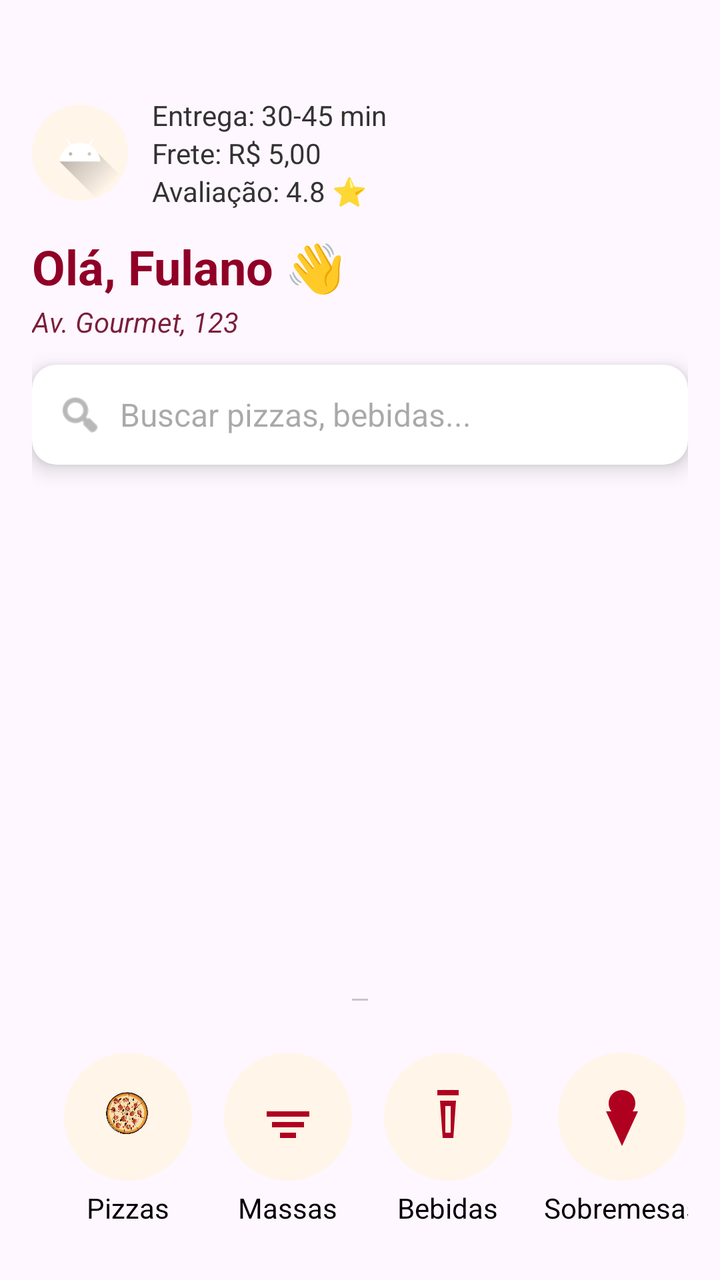
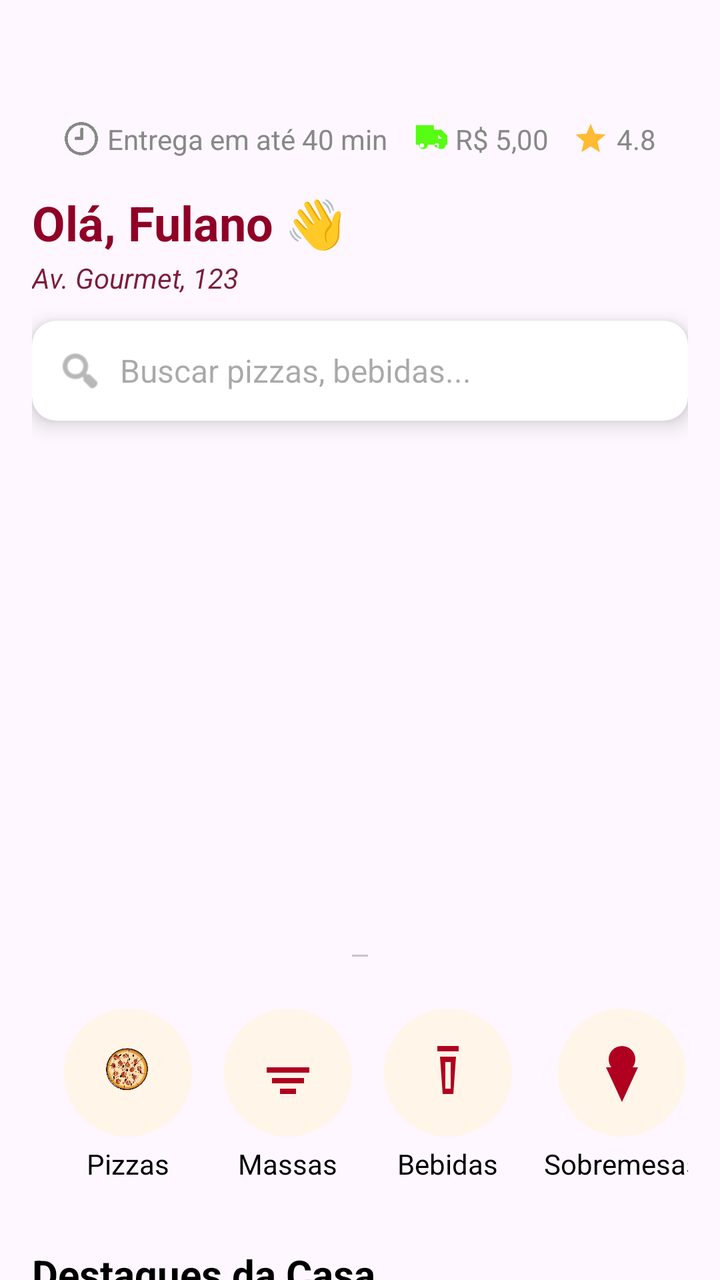

An Android layout rendered at two revisions. The XML below is the earlier revision; the diff shows what the commit changed to produce the second picture.
<!-- AndroidManifest.xml: application theme Theme.Apkstelladitalia20 -->
<!-- res/layout/fragment_home.xml -->
<?xml version="1.0" encoding="utf-8"?>
<androidx.core.widget.NestedScrollView xmlns:android="http://schemas.android.com/apk/res/android"
    xmlns:app="http://schemas.android.com/apk/res-auto"
    android:id="@+id/homeScroll"
    android:layout_width="match_parent"
    android:layout_height="match_parent"
    android:background="@android:color/transparent"
    android:fillViewport="true"
    android:paddingTop="32dp">

    <LinearLayout
        android:layout_width="match_parent"
        android:layout_height="wrap_content"
        android:orientation="vertical"
        android:padding="16dp">

        
        <LinearLayout
            android:layout_width="match_parent"
            android:layout_height="wrap_content"
            android:layout_marginBottom="12dp"
            android:gravity="center_vertical"
            android:orientation="horizontal">

            <ImageView
                android:id="@+id/imgLogoEmpresa"
                android:layout_width="48dp"
                android:layout_height="48dp"
                android:background="@drawable/bg_categoria_circle"
                android:scaleType="centerCrop"
                android:src="@drawable/ic_launcher_foreground" />

            <LinearLayout
                android:layout_width="0dp"
                android:layout_height="wrap_content"
                android:layout_weight="1"
                android:orientation="vertical"
                android:paddingStart="12dp">

                <TextView
                    android:id="@+id/txtTempoEntrega"
                    android:layout_width="wrap_content"
                    android:layout_height="wrap_content"
                    android:text="Entrega: 30-45 min"
                    android:textColor="#333"
                    android:textSize="14sp" />

                <TextView
                    android:id="@+id/txtValorFrete"
                    android:layout_width="wrap_content"
                    android:layout_height="wrap_content"
                    android:text="Frete: R$ 5,00"
                    android:textColor="#333"
                    android:textSize="14sp" />

                <TextView
                    android:id="@+id/txtAvaliacao"
                    android:layout_width="wrap_content"
                    android:layout_height="wrap_content"
                    android:text="Avaliação: 4.8 ⭐"
                    android:textColor="#333"
                    android:textSize="14sp" />
            </LinearLayout>
        </LinearLayout>

        
        <TextView
            android:id="@+id/tvSaudacao"
            android:layout_width="wrap_content"
            android:layout_height="wrap_content"
            android:text="Olá, Fulano 👋"
            android:textColor="@color/vermelho"
            android:textSize="24sp"
            android:textStyle="bold" />

        
        <TextView
            android:id="@+id/tvEndereco"
            android:layout_width="wrap_content"
            android:layout_height="wrap_content"
            android:clickable="true"
            android:focusable="true"
            android:paddingTop="2dp"
            android:text="Av. Gourmet, 123"
            android:textColor="@color/purple_700"
            android:textSize="14sp"
            android:textStyle="italic" />

        
        <androidx.cardview.widget.CardView
            android:layout_width="match_parent"
            android:layout_height="50dp"
            android:layout_marginTop="12dp"
            app:cardCornerRadius="12dp"
            app:cardElevation="6dp">

            <LinearLayout
                android:layout_width="match_parent"
                android:layout_height="match_parent"
                android:gravity="center_vertical"
                android:orientation="horizontal"
                android:paddingStart="12dp">

                <ImageView
                    android:layout_width="24dp"
                    android:layout_height="24dp"
                    android:src="@android:drawable/ic_menu_search"
                    app:tint="#888" />

                <EditText
                    android:id="@+id/etBusca"
                    android:layout_width="match_parent"
                    android:layout_height="wrap_content"
                    android:background="@android:color/transparent"
                    android:hint="Buscar pizzas, bebidas..."
                    android:inputType="text"
                    android:paddingStart="8dp"
                    android:textColor="#000"
                    android:textSize="16sp" />
            </LinearLayout>
        </androidx.cardview.widget.CardView>

        <TextView
            android:id="@+id/textSemPromocoes"
            android:layout_width="match_parent"
            android:layout_height="wrap_content"
            android:padding="16dp"
            android:text="Nenhuma promoção disponível no momento!"
            android:textAlignment="center"
            android:textColor="@android:color/darker_gray"
            android:textSize="16sp"
            android:visibility="gone" />

        
        <FrameLayout
            android:layout_width="match_parent"
            android:layout_height="250dp"
            android:layout_marginTop="20dp"
            android:background="@android:color/transparent">

            <androidx.viewpager2.widget.ViewPager2
                android:id="@+id/viewPagerPromocoes"
                android:layout_width="match_parent"
                android:layout_height="match_parent"
                android:clickable="true"
                android:focusable="true" />

            <com.google.android.material.tabs.TabLayout
                android:id="@+id/tabLayoutIndicator"
                android:layout_width="wrap_content"
                android:layout_height="wrap_content"
                android:layout_gravity="bottom|center_horizontal"
                android:layout_marginBottom="12dp"
                android:padding="4dp"
                android:layout_margin="2dp"
                app:tabGravity="center"
                app:tabIndicatorColor="@android:color/transparent"
                app:tabIndicatorHeight="0dp"
                app:tabMode="scrollable"
                app:tabRippleColor="@android:color/transparent" />

        </FrameLayout>
        

        <androidx.recyclerview.widget.RecyclerView
            android:id="@+id/rvCategorias"
            android:layout_width="match_parent"
            android:layout_height="wrap_content"
            android:layout_marginTop="16dp"
            android:nestedScrollingEnabled="false" />

        <HorizontalScrollView
            android:layout_width="match_parent"
            android:layout_height="wrap_content"
            android:background="@android:color/transparent"
            android:overScrollMode="never"
            android:paddingTop="8dp"
            android:paddingBottom="8dp"
            android:scrollbars="none">

            <LinearLayout
                android:layout_width="wrap_content"
                android:layout_height="wrap_content"
                android:gravity="center_vertical"
                android:orientation="horizontal"
                android:paddingStart="16dp"
                android:paddingEnd="16dp">

                
                <LinearLayout
                    android:id="@+id/categoriaPizza"
                    android:layout_width="wrap_content"
                    android:layout_height="wrap_content"
                    android:layout_marginEnd="16dp"
                    android:gravity="center"
                    android:onClick="scrollToPizza"
                    android:orientation="vertical">

                    <ImageView
                        android:layout_width="64dp"
                        android:layout_height="64dp"
                        android:background="@drawable/bg_categoria_circle"
                        android:padding="16dp"
                        android:src="@drawable/ic_pizza" />

                    <TextView
                        android:layout_width="wrap_content"
                        android:layout_height="wrap_content"
                        android:layout_marginTop="4dp"
                        android:text="Pizzas"
                        android:textColor="@android:color/black"
                        android:textSize="14sp" />
                </LinearLayout>

                
                <LinearLayout
                    android:id="@+id/categoriaMassas"
                    android:layout_width="wrap_content"
                    android:layout_height="wrap_content"
                    android:layout_marginEnd="16dp"
                    android:gravity="center"
                    android:onClick="scrollToMassas"
                    android:orientation="vertical">

                    <ImageView
                        android:layout_width="64dp"
                        android:layout_height="64dp"
                        android:background="@drawable/bg_categoria_circle"
                        android:padding="16dp"
                        android:src="@drawable/ic_massas" />

                    <TextView
                        android:layout_width="wrap_content"
                        android:layout_height="wrap_content"
                        android:layout_marginTop="4dp"
                        android:text="Massas"
                        android:textColor="@android:color/black"
                        android:textSize="14sp" />
                </LinearLayout>

                
                <LinearLayout
                    android:id="@+id/categoriaBebidas"
                    android:layout_width="wrap_content"
                    android:layout_height="wrap_content"
                    android:layout_marginEnd="16dp"
                    android:gravity="center"
                    android:onClick="scrollToBebidas"
                    android:orientation="vertical">

                    <ImageView
                        android:layout_width="64dp"
                        android:layout_height="64dp"
                        android:background="@drawable/bg_categoria_circle"
                        android:padding="16dp"
                        android:src="@drawable/ic_bebidas" />

                    <TextView
                        android:layout_width="wrap_content"
                        android:layout_height="wrap_content"
                        android:layout_marginTop="4dp"
                        android:text="Bebidas"
                        android:textColor="@android:color/black"
                        android:textSize="14sp" />
                </LinearLayout>

                
                <LinearLayout
                    android:id="@+id/categoriaSobremesas"
                    android:layout_width="wrap_content"
                    android:layout_height="wrap_content"
                    android:layout_marginEnd="16dp"
                    android:gravity="center"
                    android:onClick="scrollToSobremesas"
                    android:orientation="vertical">

                    <ImageView
                        android:layout_width="64dp"
                        android:layout_height="64dp"
                        android:background="@drawable/bg_categoria_circle"
                        android:padding="16dp"
                        android:src="@drawable/ic_sobremesas" />

                    <TextView
                        android:layout_width="wrap_content"
                        android:layout_height="wrap_content"
                        android:layout_marginTop="4dp"
                        android:text="Sobremesas"
                        android:textColor="@android:color/black"
                        android:textSize="14sp" />
                </LinearLayout>

            </LinearLayout>
        </HorizontalScrollView>

        
        <TextView
            android:id="@+id/tvDestaques"
            android:layout_width="wrap_content"
            android:layout_height="wrap_content"
            android:layout_marginTop="24dp"
            android:text="Destaques da Casa"
            android:textColor="#000"
            android:textSize="20sp"
            android:textStyle="bold" />

        <androidx.recyclerview.widget.RecyclerView
            android:id="@+id/recyclerDestaques"
            android:layout_width="match_parent"
            android:layout_height="114dp"
            android:layout_marginTop="8dp"
            android:nestedScrollingEnabled="false" />

        
        <TextView
            android:id="@+id/tvProdutos"
            android:layout_width="wrap_content"
            android:layout_height="wrap_content"
            android:layout_marginTop="24dp"
            android:text="@string/cardapio"
            android:textColor="#000"
            android:textSize="20sp"
            android:textStyle="bold" />

        <androidx.recyclerview.widget.RecyclerView
            android:id="@+id/recyclerProdutos"
            android:layout_width="match_parent"
            android:layout_height="wrap_content"
            android:nestedScrollingEnabled="false"
            android:layout_marginTop="8dp"
            />

    </LinearLayout>
</androidx.core.widget.NestedScrollView>
<!-- resources referenced by this layout -->
<resources>
  <color name="purple_700">#7B1E3A</color>
  <color name="vermelho">#900026</color>
  <!-- drawable bg_categoria_circle (drawable) -->
  <?xml version="1.0" encoding="utf-8"?>
  <shape xmlns:android="http://schemas.android.com/apk/res/android"
      android:shape="oval">
      <solid android:color="#FFF5E9" />
      <size
          android:width="72dp"
          android:height="72dp" />
  </shape>
  <!-- drawable ic_bebidas (drawable) -->
  <vector xmlns:android="http://schemas.android.com/apk/res/android"
      android:width="24dp" android:height="24dp"
      android:viewportWidth="24" android:viewportHeight="24">
      <path
          android:fillColor="#B00020"
          android:pathData="M8,2v2h8v-2h-8zm1,4l1,14h4l1-14h-6zm2,2h2v10h-2v-10z" />
  </vector>
  <!-- drawable ic_launcher_foreground (drawable) -->
  <vector xmlns:android="http://schemas.android.com/apk/res/android"
      xmlns:aapt="http://schemas.android.com/aapt"
      android:width="108dp"
      android:height="108dp"
      android:viewportWidth="108"
      android:viewportHeight="108">
      <path android:pathData="M31,63.928c0,0 6.4,-11 12.1,-13.1c7.2,-2.6 26,-1.4 26,-1.4l38.1,38.1L107,108.928l-32,-1L31,63.928z">
          <aapt:attr name="android:fillColor">
              <gradient
                  android:endX="85.84757"
                  android:endY="92.4963"
                  android:startX="42.9492"
                  android:startY="49.59793"
                  android:type="linear">
                  <item
                      android:color="#44000000"
                      android:offset="0.0" />
                  <item
                      android:color="#00000000"
                      android:offset="1.0" />
              </gradient>
          </aapt:attr>
      </path>
      <path
          android:fillColor="#FFFFFF"
          android:fillType="nonZero"
          android:pathData="M65.3,45.828l3.8,-6.6c0.2,-0.4 0.1,-0.9 -0.3,-1.1c-0.4,-0.2 -0.9,-0.1 -1.1,0.3l-3.9,6.7c-6.3,-2.8 -13.4,-2.8 -19.7,0l-3.9,-6.7c-0.2,-0.4 -0.7,-0.5 -1.1,-0.3C38.8,38.328 38.7,38.828 38.9,39.228l3.8,6.6C36.2,49.428 31.7,56.028 31,63.928h46C76.3,56.028 71.8,49.428 65.3,45.828zM43.4,57.328c-0.8,0 -1.5,-0.5 -1.8,-1.2c-0.3,-0.7 -0.1,-1.5 0.4,-2.1c0.5,-0.5 1.4,-0.7 2.1,-0.4c0.7,0.3 1.2,1 1.2,1.8C45.3,56.528 44.5,57.328 43.4,57.328L43.4,57.328zM64.6,57.328c-0.8,0 -1.5,-0.5 -1.8,-1.2s-0.1,-1.5 0.4,-2.1c0.5,-0.5 1.4,-0.7 2.1,-0.4c0.7,0.3 1.2,1 1.2,1.8C66.5,56.528 65.6,57.328 64.6,57.328L64.6,57.328z"
          android:strokeWidth="1"
          android:strokeColor="#00000000" />
  </vector>
  <!-- drawable ic_massas (drawable) -->
  <vector xmlns:android="http://schemas.android.com/apk/res/android"
      android:width="24dp" android:height="24dp"
      android:viewportWidth="24" android:viewportHeight="24">
      <path
          android:fillColor="#B00020"
          android:pathData="M4,10h16v2H4v-2zm2,4h12v2H6v-2zm3,4h6v2H9v-2z" />
  </vector>
  <!-- drawable ic_sobremesas (drawable) -->
  <vector xmlns:android="http://schemas.android.com/apk/res/android"
      android:width="24dp" android:height="24dp"
      android:viewportWidth="24" android:viewportHeight="24">
      <path
          android:fillColor="#B00020"
          android:pathData="M12,2a5,5 0 0,0 -5,5 5,5 0 0,0 1,3H6l6,13 6,-13h-2a5,5 0 0,0 1,-3 5,5 0 0,0 -5,-5z" />
  </vector>
  <string name="cardapio">Cardápio</string>
  <style name="Theme.Apkstelladitalia20" parent="Theme.Material3.DayNight.NoActionBar">
          
          <item name="colorPrimary">@color/colorPrimary</item>
          <item name="colorPrimaryVariant">@color/colorPrimaryDark</item>
          <item name="colorOnPrimary">@android:color/white</item>
          <item name="android:statusBarColor">@color/colorPrimaryDark</item>
          <item name="android:navigationBarColor">@color/colorPrimary</item>
  
          
          <item name="tabBackground">@android:color/transparent</item>
          <item name="tabIndicator">@null</item>
      </style>
  <color name="colorPrimary">#C62828</color>
  <color name="colorPrimaryDark">#8E0000</color>
  <!-- unchanged entries left out for length: 1 -->
</resources>

<!-- the commit's change to res/layout/fragment_home.xml (unified diff, before → after) -->
@@ -14,53 +14,66 @@
         android:orientation="vertical"
         android:padding="16dp">
 
-        
         <LinearLayout
-            android:layout_width="match_parent"
-            android:layout_height="wrap_content"
-            android:layout_marginBottom="12dp"
-            android:gravity="center_vertical"
-            android:orientation="horizontal">
-
+            android:id="@+id/blocoInfoEntrega"
+            android:layout_width="match_parent"
+            android:layout_height="wrap_content"
+            android:orientation="horizontal"
+            android:gravity="center"
+            android:padding="8dp"
+            android:layout_marginBottom="8dp"
+            android:layout_marginTop="4dp"
+            android:baselineAligned="false">
+
+            
             <ImageView
-                android:id="@+id/imgLogoEmpresa"
-                android:layout_width="48dp"
-                android:layout_height="48dp"
-                android:background="@drawable/bg_categoria_circle"
-                android:scaleType="centerCrop"
-                android:src="@drawable/ic_launcher_foreground" />
-
-            <LinearLayout
-                android:layout_width="0dp"
-                android:layout_height="wrap_content"
-                android:layout_weight="1"
-                android:orientation="vertical"
-                android:paddingStart="12dp">
-
-                <TextView
-                    android:id="@+id/txtTempoEntrega"
-                    android:layout_width="wrap_content"
-                    android:layout_height="wrap_content"
-                    android:text="Entrega: 30-45 min"
-                    android:textColor="#333"
-                    android:textSize="14sp" />
-
-                <TextView
-                    android:id="@+id/txtValorFrete"
-                    android:layout_width="wrap_content"
-                    android:layout_height="wrap_content"
-                    android:text="Frete: R$ 5,00"
-                    android:textColor="#333"
-                    android:textSize="14sp" />
-
-                <TextView
-                    android:id="@+id/txtAvaliacao"
-                    android:layout_width="wrap_content"
-                    android:layout_height="wrap_content"
-                    android:text="Avaliação: 4.8 ⭐"
-                    android:textColor="#333"
-                    android:textSize="14sp" />
-            </LinearLayout>
+                android:layout_width="18dp"
+                android:layout_height="18dp"
+                android:src="@drawable/ic_time"
+                android:layout_marginEnd="4dp"
+                app:tint="@color/gray" />
+
+            <TextView
+                android:id="@+id/txtTempoEntrega"
+                android:layout_width="wrap_content"
+                android:layout_height="wrap_content"
+                android:text="Entrega em até 40 min"
+                android:textSize="14sp"
+                android:textColor="@color/gray"
+                android:layout_marginEnd="12dp" />
+
+            
+            <ImageView
+                android:layout_width="18dp"
+                android:layout_height="18dp"
+                android:src="@drawable/ic_truck"
+                android:layout_marginEnd="4dp"
+                app:tint="#57FD12" />
+
+            <TextView
+                android:id="@+id/txtFrete"
+                android:layout_width="wrap_content"
+                android:layout_height="wrap_content"
+                android:text="R$ 5,00"
+                android:textSize="14sp"
+                android:textColor="@color/gray"
+                android:layout_marginEnd="12dp" />
+
+            
+            <ImageView
+                android:layout_width="18dp"
+                android:layout_height="18dp"
+                android:src="@drawable/ic_star"
+                android:layout_marginEnd="4dp"
+                app:tint="@android:color/holo_orange_light" />
+
+            <TextView
+                android:id="@+id/txtAvaliacao"
+                android:layout_width="wrap_content"
+                android:layout_height="wrap_content"
+                android:text="4.8"
+                android:textSize="14sp"
+                android:textColor="@color/gray" />
         </LinearLayout>
 
         
@@ -114,6 +127,7 @@
                     android:background="@android:color/transparent"
                     android:hint="Buscar pizzas, bebidas..."
                     android:inputType="text"
+                    android:imeOptions="actionSearch"
                     android:paddingStart="8dp"
                     android:textColor="#000"
                     android:textSize="16sp" />
<!-- resource entries referenced after the edit -->
@@ -1,5 +1,6 @@
 <!-- resources referenced by this layout -->
 <resources>
+  <color name="gray">#888888</color>
   <color name="purple_700">#7B1E3A</color>
   <color name="vermelho">#900026</color>
   <!-- drawable bg_categoria_circle (drawable) -->
@@ -19,37 +20,6 @@
           android:fillColor="#B00020"
           android:pathData="M8,2v2h8v-2h-8zm1,4l1,14h4l1-14h-6zm2,2h2v10h-2v-10z" />
   </vector>
-  <!-- drawable ic_launcher_foreground (drawable) -->
-  <vector xmlns:android="http://schemas.android.com/apk/res/android"
-      xmlns:aapt="http://schemas.android.com/aapt"
-      android:width="108dp"
-      android:height="108dp"
-      android:viewportWidth="108"
-      android:viewportHeight="108">
-      <path android:pathData="M31,63.928c0,0 6.4,-11 12.1,-13.1c7.2,-2.6 26,-1.4 26,-1.4l38.1,38.1L107,108.928l-32,-1L31,63.928z">
-          <aapt:attr name="android:fillColor">
-              <gradient
-                  android:endX="85.84757"
-                  android:endY="92.4963"
-                  android:startX="42.9492"
-                  android:startY="49.59793"
-                  android:type="linear">
-                  <item
-                      android:color="#44000000"
-                      android:offset="0.0" />
-                  <item
-                      android:color="#00000000"
-                      android:offset="1.0" />
-              </gradient>
-          </aapt:attr>
-      </path>
-      <path
-          android:fillColor="#FFFFFF"
-          android:fillType="nonZero"
-          android:pathData="M65.3,45.828l3.8,-6.6c0.2,-0.4 0.1,-0.9 -0.3,-1.1c-0.4,-0.2 -0.9,-0.1 -1.1,0.3l-3.9,6.7c-6.3,-2.8 -13.4,-2.8 -19.7,0l-3.9,-6.7c-0.2,-0.4 -0.7,-0.5 -1.1,-0.3C38.8,38.328 38.7,38.828 38.9,39.228l3.8,6.6C36.2,49.428 31.7,56.028 31,63.928h46C76.3,56.028 71.8,49.428 65.3,45.828zM43.4,57.328c-0.8,0 -1.5,-0.5 -1.8,-1.2c-0.3,-0.7 -0.1,-1.5 0.4,-2.1c0.5,-0.5 1.4,-0.7 2.1,-0.4c0.7,0.3 1.2,1 1.2,1.8C45.3,56.528 44.5,57.328 43.4,57.328L43.4,57.328zM64.6,57.328c-0.8,0 -1.5,-0.5 -1.8,-1.2s-0.1,-1.5 0.4,-2.1c0.5,-0.5 1.4,-0.7 2.1,-0.4c0.7,0.3 1.2,1 1.2,1.8C66.5,56.528 65.6,57.328 64.6,57.328L64.6,57.328z"
-          android:strokeWidth="1"
-          android:strokeColor="#00000000" />
-  </vector>
   <!-- drawable ic_massas (drawable) -->
   <vector xmlns:android="http://schemas.android.com/apk/res/android"
       android:width="24dp" android:height="24dp"
@@ -65,6 +35,23 @@
       <path
           android:fillColor="#B00020"
           android:pathData="M12,2a5,5 0 0,0 -5,5 5,5 0 0,0 1,3H6l6,13 6,-13h-2a5,5 0 0,0 1,-3 5,5 0 0,0 -5,-5z" />
+  </vector>
+  <!-- drawable ic_star (drawable) -->
+  <vector xmlns:android="http://schemas.android.com/apk/res/android"
+      android:width="24dp" android:height="24dp"
+      android:viewportWidth="24" android:viewportHeight="24">
+      <path
+          android:fillColor="#FFC107"
+          android:pathData="M12,17.27L18.18,21l-1.64,-7.03L22,9.24l-7.19,-0.61L12,2 9.19,8.63 2,9.24l5.46,4.73L5.82,21z"/>
+  </vector>
+  <!-- drawable ic_time: webp bitmap (drawable, 10942 bytes) -->
+  <!-- drawable ic_truck (drawable) -->
+  <vector xmlns:android="http://schemas.android.com/apk/res/android"
+      android:width="24dp" android:height="24dp"
+      android:viewportWidth="24" android:viewportHeight="24">
+      <path
+          android:fillColor="#FF000000"
+          android:pathData="M3,3v13h2a3,3 0,0 0,6 0h6a3,3 0,0 0,6 0h1v-6l-4-4h-5V3H3zM18,9.5l2.5,2.5H18v-2.5zM7,18a1.5,1.5 0,1 1,1.5 -1.5A1.5,1.5 0,0 1,7,18zM17,18a1.5,1.5 0,1 1,1.5 -1.5A1.5,1.5 0,0 1,17,18z"/>
   </vector>
   <string name="cardapio">Cardápio</string>
   <style name="Theme.Apkstelladitalia20" parent="Theme.Material3.DayNight.NoActionBar">
